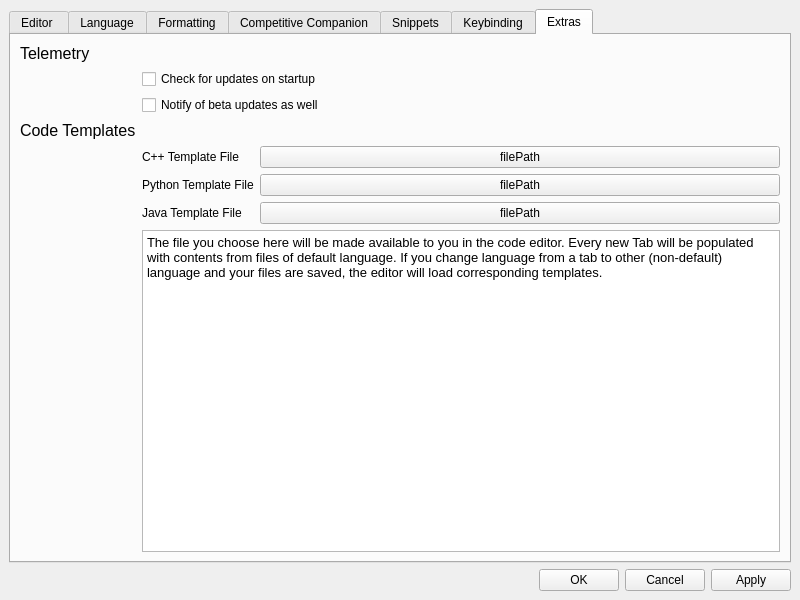
Above: ui/preferencewindow.ui from cpeditor/cpeditor before the change. Below: the same form after it.
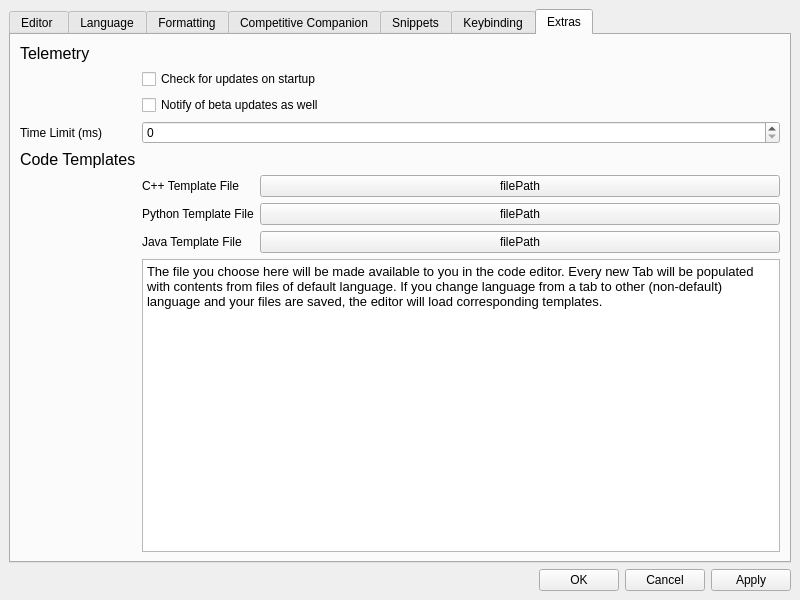
That is the form after the change. The open tabs and pages were chosen to show the change.

Patch:
```diff
--- a/ui/preferencewindow.ui
+++ b/ui/preferencewindow.ui
@@ -872,6 +872,16 @@
                </layout>
               </item>
               <item row="2" column="0">
+               <widget class="QLabel" name="label_49">
+                <property name="text">
+                 <string>Time Limit (ms)</string>
+                </property>
+               </widget>
+              </item>
+              <item row="2" column="1">
+               <widget class="QSpinBox" name="time_limit"/>
+              </item>
+              <item row="3" column="0">
                <widget class="QLabel" name="label_22">
                 <property name="font">
                  <font>
@@ -885,14 +895,14 @@
                 </property>
                </widget>
               </item>
-              <item row="3" column="0">
+              <item row="4" column="0">
                <widget class="QLabel" name="label_23">
                 <property name="text">
                  <string/>
                 </property>
                </widget>
               </item>
-              <item row="3" column="1">
+              <item row="4" column="1">
                <layout class="QFormLayout" name="formLayout_9">
                 <item row="0" column="0">
                  <widget class="QLabel" name="label_24">
```
